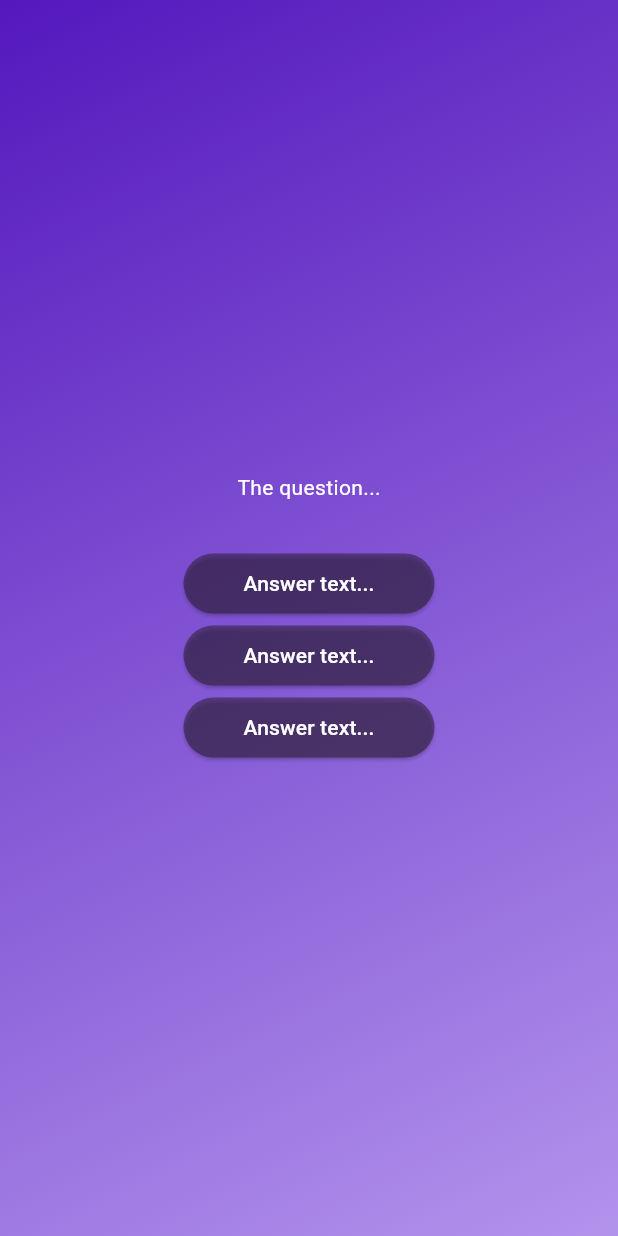
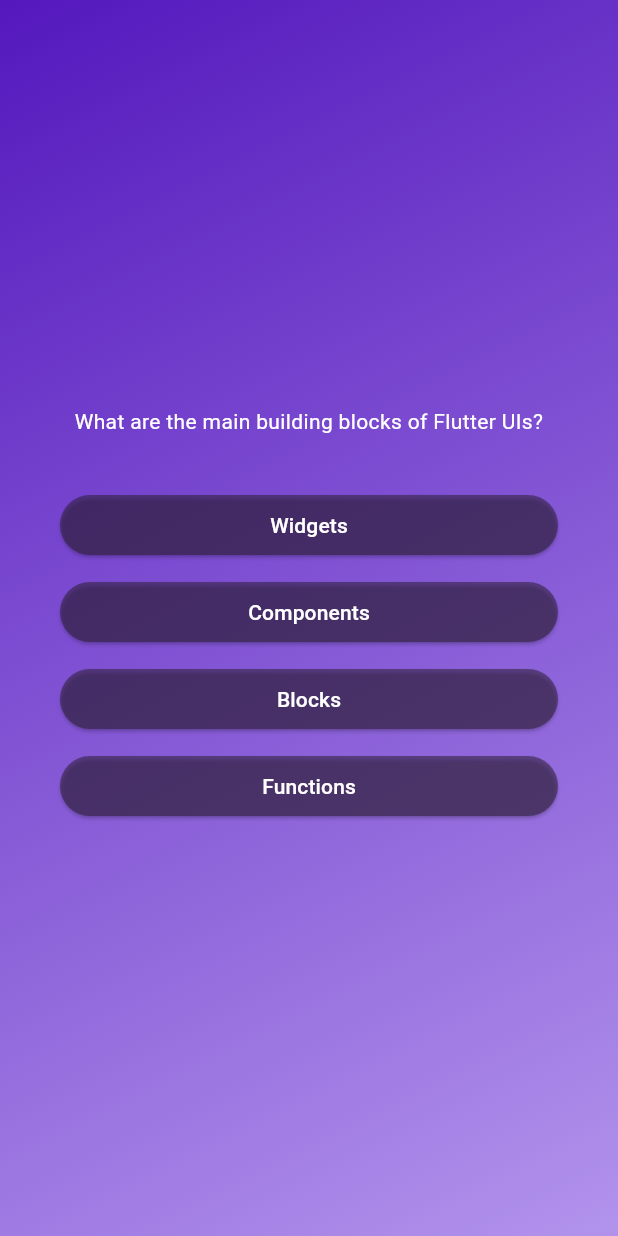
Before and after one commit to twjin03/flutter_udemy, a Flutter app: the screen it shows after launch, after a tap on "Start Quiz", on a phone screen of 412 x 824 dp. Run offline on Flutter 3.47's test engine with Material 3 defaults, Android fonts, the phone set to English and light mode, and no system bars.

Commit message:
feat: quiz screen에 퀴즈 데이터 연결 + style 일부 수정

```diff
--- a/quiz_app/lib/answer_button.dart
+++ b/quiz_app/lib/answer_button.dart
@@ -11,15 +11,20 @@ class AnswerButton extends StatelessWidget {
 
   @override
   Widget build(BuildContext context) {
-    return ElevatedButton(
+    return Container(
+      margin: EdgeInsets.symmetric(vertical: 5),
+      child: ElevatedButton(
         onPressed: onTap,
         style: ElevatedButton.styleFrom(
           padding: EdgeInsets.symmetric(vertical: 10, horizontal: 40),
           backgroundColor: const Color.fromARGB(139, 48, 32, 58),
           foregroundColor: Colors.white,
-        shape: RoundedRectangleBorder(borderRadius: BorderRadius.circular(40)),
+          shape: RoundedRectangleBorder(
+            borderRadius: BorderRadius.circular(40),
+          ),
         ),
         child: Text(answerText),
+      ),
     );
   }
 }
--- a/quiz_app/lib/questions_screen.dart
+++ b/quiz_app/lib/questions_screen.dart
@@ -1,5 +1,6 @@
 import 'package:flutter/material.dart';
 import 'package:quiz_app/answer_button.dart';
+import 'package:quiz_app/data/questions.dart';
 
 class QuestionsScreen extends StatefulWidget {
   const QuestionsScreen({super.key});
@@ -13,17 +14,27 @@ class QuestionsScreen extends StatefulWidget {
 class _QuestionsScreenState extends State<QuestionsScreen> {
   @override
   Widget build(BuildContext context) {
+    final currentQuestion = questions[0];
     return SizedBox(
       width: double.infinity,
-      child: Column(
-        mainAxisAlignment: MainAxisAlignment.center,
-        children: [
-          const Text('The question...', style: TextStyle(color: Colors.white)),
-          const SizedBox(height: 30),
-          AnswerButton(onTap: () {}, answerText: 'Answer text...'),
-          AnswerButton(onTap: () {}, answerText: 'Answer text...'),
-          AnswerButton(onTap: () {}, answerText: 'Answer text...'),
-        ],
+      child: Container(
+        margin: const EdgeInsets.all(40),
+        child: Column(
+          mainAxisAlignment: MainAxisAlignment.center,
+          crossAxisAlignment: CrossAxisAlignment.stretch,
+          children: [
+            Text(
+              currentQuestion.text,
+              style: TextStyle(color: Colors.white),
+              textAlign: TextAlign.center,
+            ),
+            const SizedBox(height: 30),
+            ...currentQuestion.answers.map((answer) {
+              // poll out ...
+              return AnswerButton(onTap: () {}, answerText: answer);
+            }),
+          ],
+        ),
       ),
     );
   }
```
Lines whose indentation alone changed are shown as unchanged.
